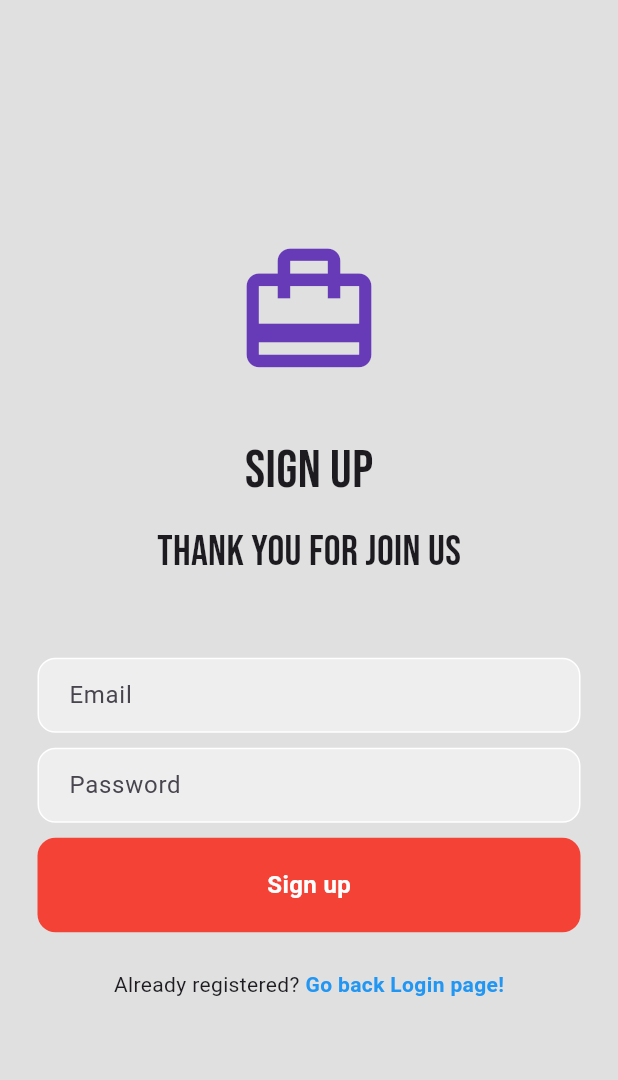
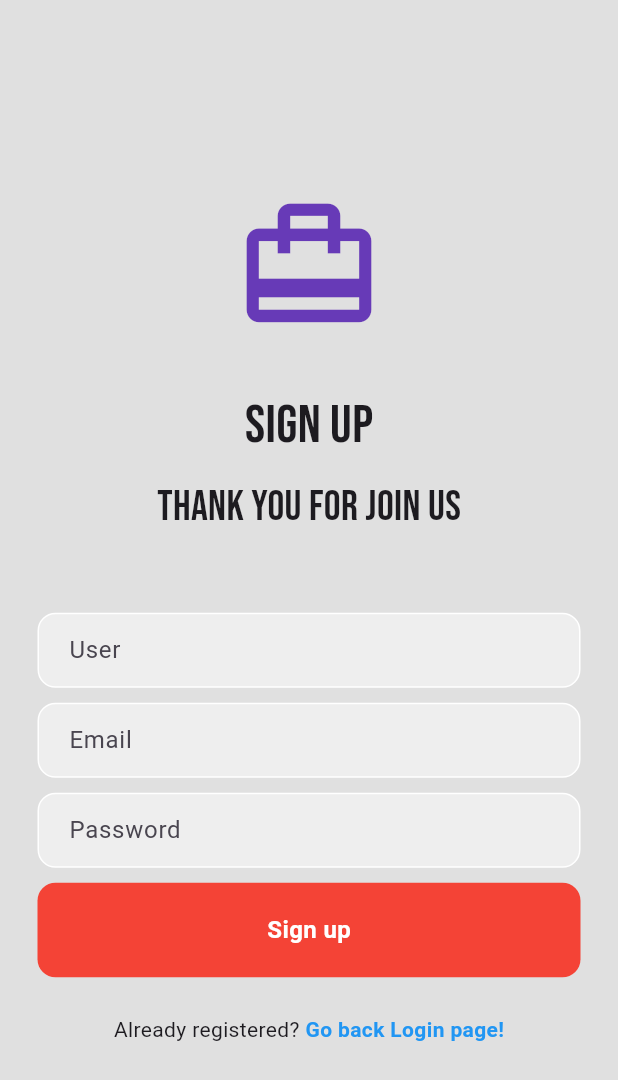
Before and after one commit to ethan528/BBS_Optimal_Position, a Flutter app: the screen it shows after launch, after a tap on "Register Now!", on a phone screen of 412 x 824 dp. Shown: the top 1080 px of the screen. Run offline on Flutter 3.47's test engine with Material 3 defaults, Android fonts, the phone set to English and light mode, and no system bars; our stand-ins replace cloud_firestore, firebase_auth, firebase_core, get, google_fonts; accounts and stored records are empty; network calls fail.

Commit message:
feat: add userName storage in Firestore and display on welcome page

```diff
--- a/lib/controller/auth_controller.dart
+++ b/lib/controller/auth_controller.dart
@@ -1,3 +1,4 @@
+import 'package:cloud_firestore/cloud_firestore.dart';
 import 'package:firebase_auth/firebase_auth.dart';
 import 'package:flutter/cupertino.dart';
 import 'package:flutter/material.dart';
@@ -11,6 +12,8 @@ class AuthController extends GetxController {
   late Rx<User?> _user;
   FirebaseAuth authentication = FirebaseAuth.instance;
   late RxBool isLoading = false.obs;
+  FirebaseFirestore firestore = FirebaseFirestore.instance;
+  var userName = ''.obs;
 
   @override
   void onReady() {
@@ -26,15 +29,26 @@ class AuthController extends GetxController {
     if (user == null) {
       Get.offAll(() => LoginPage());
     } else {
+      firestore.collection('user').doc(_user.value!.uid).get().then((doc) {
+        userName.value = doc['userName'];
+      }).catchError((e) {
+        print('Error: $e');
+      });
       Get.offAll(() => WelcomePage());
     }
   }
 
-  void register(String email, password) async {
+  void register(String email, String password, String name) async {
     try {
       isLoading.value = true;
       await authentication.createUserWithEmailAndPassword(
           email: email, password: password);
+      await FirebaseFirestore.instance
+          .collection('user')
+          .doc(_user.value!.uid)
+          .set({
+        'userName': name,
+      });
     } catch (e) {
       Get.snackbar(
         'Error message',
--- a/lib/screens/signup.dart
+++ b/lib/screens/signup.dart
@@ -1,3 +1,5 @@
+import 'package:cloud_firestore/cloud_firestore.dart';
+import 'package:firebase_auth/firebase_auth.dart';
 import 'package:flutter/material.dart';
 import 'package:flutter_getx/controller/auth_controller.dart';
 import 'package:google_fonts/google_fonts.dart';
@@ -6,6 +8,7 @@ import 'package:get/get.dart';
 class SignupPage extends StatelessWidget {
   SignupPage({Key? key}) : super(key: key);
 
+  var userController = TextEditingController();
   var emailController = TextEditingController();
   var passwordController = TextEditingController();
 
@@ -38,6 +41,27 @@ class SignupPage extends StatelessWidget {
                     style: GoogleFonts.bebasNeue(fontSize: 28)),
                 SizedBox(
                   height: 50,
+                ),
+                Padding(
+                  padding: const EdgeInsets.symmetric(horizontal: 25.0),
+                  child: Container(
+                    decoration: BoxDecoration(
+                      color: Colors.grey[200],
+                      border: Border.all(color: Colors.white),
+                      borderRadius: BorderRadius.circular(12),
+                    ),
+                    child: Padding(
+                      padding: const EdgeInsets.only(left: 20.0),
+                      child: TextField(
+                        controller: userController,
+                        decoration: InputDecoration(
+                            border: InputBorder.none, hintText: 'User'),
+                      ),
+                    ),
+                  ),
+                ),
+                SizedBox(
+                  height: 10,
                 ),
                 Padding(
                   padding: const EdgeInsets.symmetric(horizontal: 25.0),
@@ -88,7 +112,8 @@ class SignupPage extends StatelessWidget {
                           onTap: () {
                             AuthController.instance.register(
                                 emailController.text.trim(),
-                                passwordController.text.trim());
+                                passwordController.text.trim(),
+                                userController.text.trim());
                           },
                           child: Container(
                             child: Padding(
--- a/lib/screens/welcome.dart
+++ b/lib/screens/welcome.dart
@@ -1,4 +1,5 @@
 import 'package:flutter/material.dart';
+import 'package:get/get.dart';
 import '../controller/auth_controller.dart';
 
 class WelcomePage extends StatelessWidget {
@@ -11,9 +12,10 @@ class WelcomePage extends StatelessWidget {
         child: Column(
           children: [
             Text('Welcome'),
+            Obx(() => Text(AuthController.instance.userName.value)),
             Text(AuthController.instance.user!.email.toString()),
             IconButton(
-              onPressed: (){
+              onPressed: () {
                 AuthController.instance.logout();
               },
               icon: Icon(Icons.login_outlined),
```
